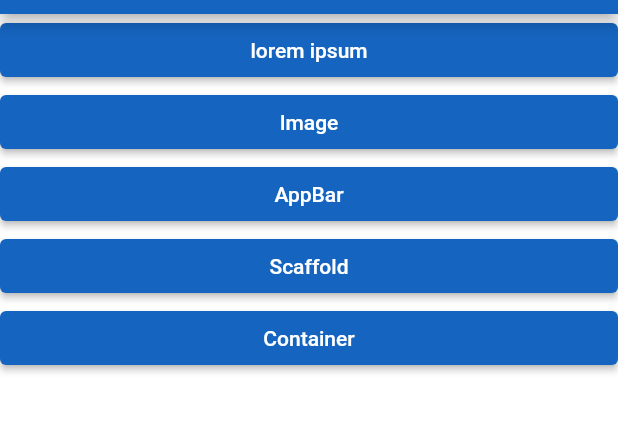
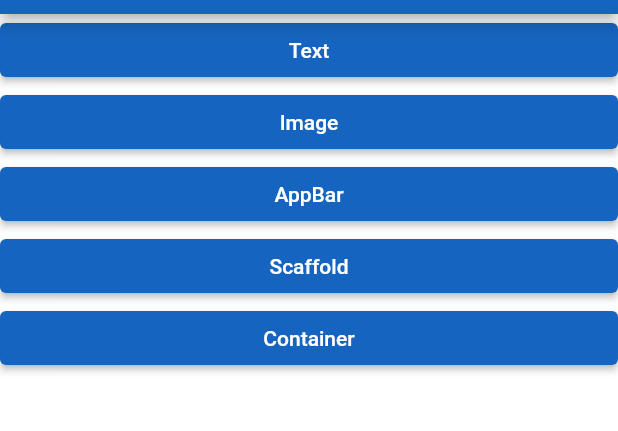
Before and after one commit to dscpesu/FlutterFolio, a Flutter app: the screen it shows after launch, on a phone screen of 412 x 824 dp, the part 70-501 px from its top. Run offline on Flutter 3.47's test engine with Material 2 defaults, Android fonts, the phone set to English and light mode, and no system bars; our stand-ins replace flutter_highlight.

Commit message:
added Text widget

```diff
--- a/lib/data/widget_data.dart
+++ b/lib/data/widget_data.dart
@@ -3,11 +3,39 @@
 
 List<WidgetModel> widgetData = [
   WidgetModel(
-    name: 'lorem ipsum',
-    description: 'Description for the widget goes here.',
-    imagePath: 'assets/images/widget_image.png',
-    outputImage: '',
-    codeSnippet: '',
+    name: 'Text',
+    description: '''The Text widget displays a string of text with single style. The string might break across multiple lines or might all be displayed on the same line depending on the layout constraints.
+
+Here are the attributes of the Text widget :
+
+1. data or text: The text content to be displayed.
+2. style: Defines text style properties (e.g., fontSize, color).
+3. textAlign: Sets text alignment (e.g., TextAlign.center).
+4. softWrap: Allows text to wrap to the next line.
+5. overflow: Handles overflowing text (e.g., TextOverflow.ellipsis).
+    ''',
+    imagePath: 'assets/images/text/text.png',
+    outputImage: 'assets/images/text/text_op.png',
+    codeSnippet: '''
+class MyHomePage extends StatelessWidget {
+  @override
+  Widget build(BuildContext context) {
+    return Scaffold(
+      body: Center(
+        child: Text(
+          "Helo World",
+          style: TextStyle(
+            fontSize: 49,
+            color: Colors.blue,
+            fontWeight: FontWeight.bold,
+            decoration: TextDecoration.underline,
+          ),
+        ),
+      ),
+    );
+  }
+}
+''',
   ),
   WidgetModel(
     name: 'Image',
--- a/pubspec.yaml
+++ b/pubspec.yaml
@@ -69,6 +69,8 @@
     - assets/images/container/container_op.png
     - assets/images/image/image.png
     - assets/images/image/image_op.png
+    - assets/images/text/text.png
+    - assets/images/text/text_op.png
   #   - images/a_dot_ham.jpeg
 
   # An image asset can refer to one or more resolution-specific "variants", see
```
Also changed, not shown: assets/images/text/text.png (added), assets/images/text/text_op.png (added).
